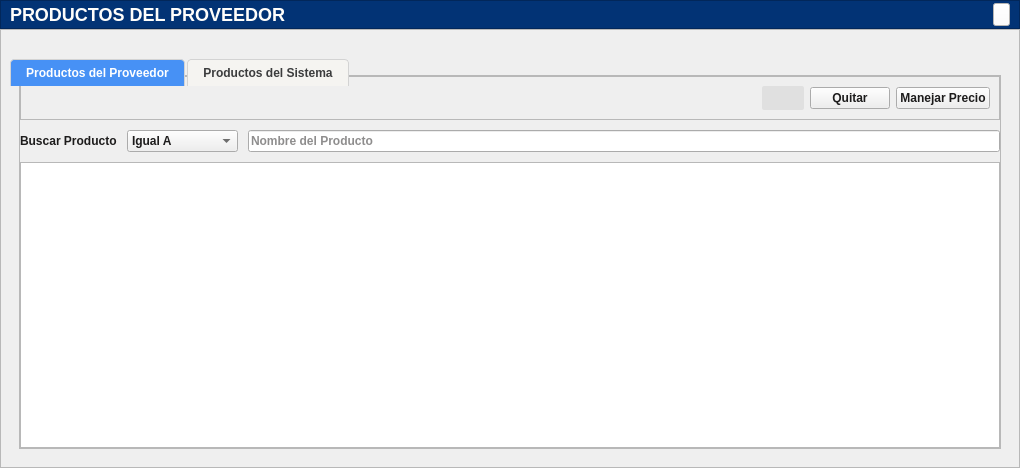
Qt form app/View/UserInterfaceUi/PRODUCTOS_PROVEEDORES.ui (LAngelVp/software-punto-de-venta) before a commit.
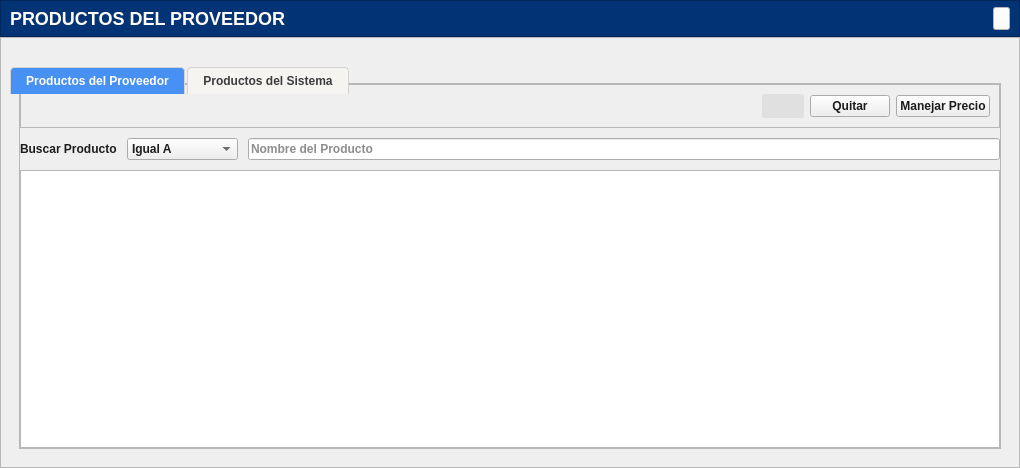
The same form after that commit. Icons and pictures are not drawn.

Diff of the .ui file:
```diff
--- a/app/View/UserInterfaceUi/PRODUCTOS_PROVEEDORES.ui
+++ b/app/View/UserInterfaceUi/PRODUCTOS_PROVEEDORES.ui
@@ -17,6 +17,7 @@
    <string notr="true">*{color: #1d1c1c;}
 #contenedor_encabezado{
 background: #023375;
+min-height:35px;
 }
 #etiqueta_encabezado_productosProveedor{
 color: #fffefb;
@@ -150,7 +151,8 @@
 [objectName*=&quot;tabla_&quot;] {
     font-family: Arial;
     font-size: 14px;
-background: #F5F5F5;
+background: #E3E3E3;
+border:none;
 }
 
 /* Encabezados de la tabla */
@@ -298,7 +300,7 @@
         <x>0</x>
         <y>0</y>
         <width>1020</width>
-        <height>442</height>
+        <height>433</height>
        </rect>
       </property>
       <layout class="QGridLayout" name="gridLayout">
```
